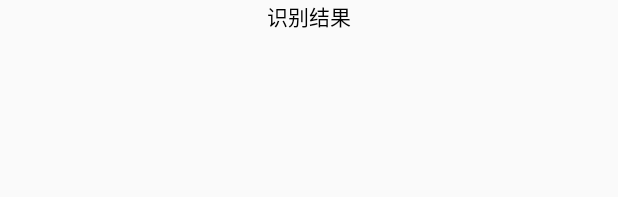
After one commit to blackholeLFL/Miaoyi2, an Android app: the layout scrollview.xml on its own in the app's theme, with its tools: preview values and no code run, on a phone screen of 412 x 824 dp. The commit adds this screen. Shown: the top 197 px of the screen. Run offline under Robolectric (Android 15) with nearby library versions, the phone set to English and light mode, and no system bars; network calls fail.

Commit message:
翻译语言：英语→中文 悬浮窗添加了滚动条和拖拽条

```diff
--- /dev/null
+++ b/app/src/main/res/layout/scrollview.xml
@@ -0,0 +1,25 @@
+<?xml version="1.0" encoding="utf-8"?>
+<ScrollView xmlns:android="http://schemas.android.com/apk/res/android"
+android:layout_width="match_parent"
+android:layout_height="match_parent"
+    >
+
+<LinearLayout
+    android:id="@+id/layout"
+    android:layout_height="wrap_content"
+    android:layout_width="match_parent"
+    android:orientation="vertical">
+    <TextView
+        android:id="@+id/text"
+        android:layout_width="match_parent"
+        android:layout_height="wrap_content"
+        android:gravity="center"
+        android:text="识别结果"
+        android:textColor="@color/colorBlack" />
+</LinearLayout>
+
+
+
+
+
+</ScrollView>
```
Also changed, not shown: app/src/main/java/edu/whut/liufeilin/miaoyi/FloatService.java (+18 -12 lines), app/src/main/java/edu/whut/liufeilin/miaoyi/MainActivity.java (+7 -5 lines), app/src/main/res/layout/toucherlayout.xml (+14 -11 lines), 1 other file.
